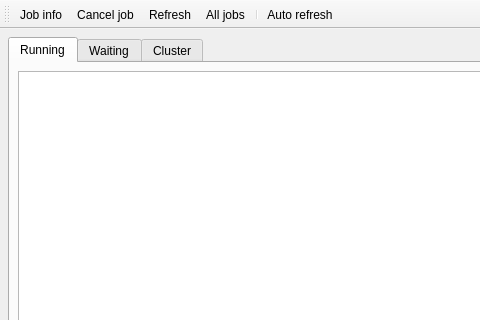
This is ui/session_manager.ui in lunarc/gfxlauncher as Qt 5 draws it before an edit; both pictures show x 0 to 480 and y 0 to 320 of the 800 by 600 pixel window. The edited form follows.
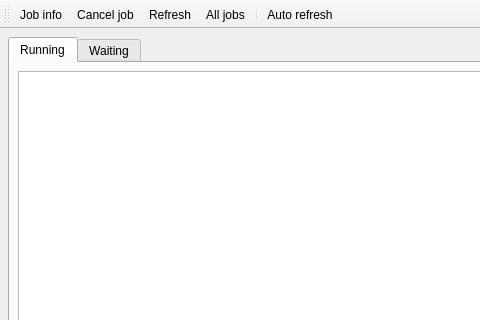
This is the edited form. Icons and pictures are not drawn.

Patch:
```diff
--- a/ui/session_manager.ui
+++ b/ui/session_manager.ui
@@ -108,11 +108,6 @@
         </item>
        </layout>
       </widget>
-      <widget class="QWidget" name="tab_4">
-       <attribute name="title">
-        <string>Cluster</string>
-       </attribute>
-      </widget>
      </widget>
     </item>
     <item>
```
Left out of the diff: 4 changed lines with no effect on the pictures.
